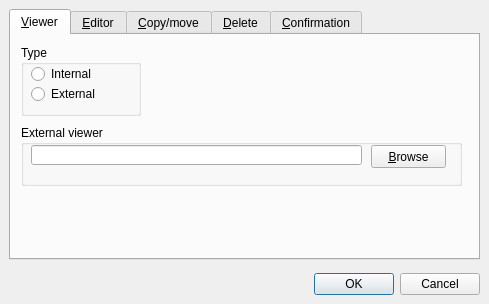
First picture: the form in OptionsDialog.ui, repository martin-kudlicka/file-commander, before the edit.
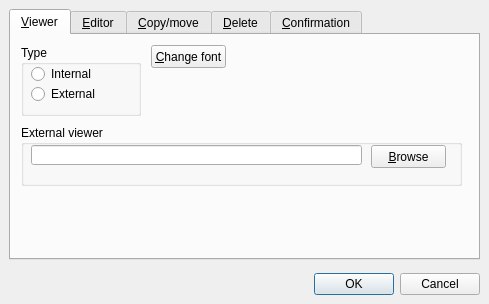
Second picture: the form after the edit. The open tabs and pages were chosen to show the change.

Commit message: * change font of Lister moved to Operation's Viewer tab

```diff
--- a/OptionsDialog.ui
+++ b/OptionsDialog.ui
@@ -718,6 +718,19 @@
             </property>
            </widget>
           </widget>
+          <widget class="QPushButton" name="qpbListerChangeFont" >
+           <property name="geometry" >
+            <rect>
+             <x>140</x>
+             <y>10</y>
+             <width>75</width>
+             <height>23</height>
+            </rect>
+           </property>
+           <property name="text" >
+            <string>&amp;Change font</string>
+           </property>
+          </widget>
          </widget>
          <widget class="QWidget" name="tab_10" >
           <attribute name="title" >
@@ -1159,19 +1172,6 @@
             <bool>false</bool>
            </property>
           </widget>
-          <widget class="QPushButton" name="qpbListerChangeFont" >
-           <property name="geometry" >
-            <rect>
-             <x>190</x>
-             <y>80</y>
-             <width>75</width>
-             <height>23</height>
-            </rect>
-           </property>
-           <property name="text" >
-            <string>&amp;Change font</string>
-           </property>
-          </widget>
          </widget>
         </widget>
        </widget>
```
